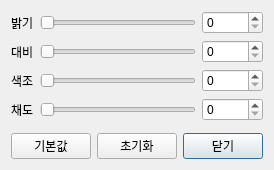
The window that cmplayer/equalizerdialog.ui (bylee20/cmplayer-kldp.net) describes before a commit, drawn with Qt 5.
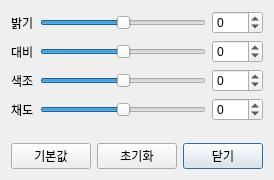
The same window after the commit.

```diff
--- a/cmplayer/equalizerdialog.ui
+++ b/cmplayer/equalizerdialog.ui
@@ -5,8 +5,8 @@
    <rect>
     <x>0</x>
     <y>0</y>
-    <width>244</width>
-    <height>170</height>
+    <width>252</width>
+    <height>180</height>
    </rect>
   </property>
   <property name="windowTitle" >
@@ -23,10 +23,10 @@
    <item row="0" column="1" >
     <widget class="QSlider" name="horizontalSlider_5" >
      <property name="minimum" >
-      <number>0</number>
+      <number>-200</number>
      </property>
      <property name="maximum" >
-      <number>65535</number>
+      <number>200</number>
      </property>
      <property name="orientation" >
       <enum>Qt::Horizontal</enum>
@@ -42,10 +42,10 @@
       <bool>true</bool>
      </property>
      <property name="minimum" >
-      <number>0</number>
+      <number>-200</number>
      </property>
      <property name="maximum" >
-      <number>65535</number>
+      <number>200</number>
      </property>
      <property name="value" >
       <number>0</number>
@@ -62,10 +62,10 @@
    <item row="1" column="1" >
     <widget class="QSlider" name="horizontalSlider_6" >
      <property name="minimum" >
-      <number>0</number>
+      <number>-200</number>
      </property>
      <property name="maximum" >
-      <number>65535</number>
+      <number>200</number>
      </property>
      <property name="orientation" >
       <enum>Qt::Horizontal</enum>
@@ -81,10 +81,10 @@
       <bool>true</bool>
      </property>
      <property name="minimum" >
-      <number>0</number>
+      <number>-200</number>
      </property>
      <property name="maximum" >
-      <number>65535</number>
+      <number>200</number>
      </property>
      <property name="value" >
       <number>0</number>
@@ -101,10 +101,10 @@
    <item row="2" column="1" >
     <widget class="QSlider" name="horizontalSlider_8" >
      <property name="minimum" >
-      <number>0</number>
+      <number>-200</number>
      </property>
      <property name="maximum" >
-      <number>65535</number>
+      <number>200</number>
      </property>
      <property name="orientation" >
       <enum>Qt::Horizontal</enum>
@@ -120,10 +120,10 @@
       <bool>true</bool>
      </property>
      <property name="minimum" >
-      <number>0</number>
+      <number>-200</number>
      </property>
      <property name="maximum" >
-      <number>65535</number>
+      <number>200</number>
      </property>
      <property name="value" >
       <number>0</number>
@@ -140,10 +140,10 @@
    <item row="3" column="1" >
     <widget class="QSlider" name="horizontalSlider_9" >
      <property name="minimum" >
-      <number>0</number>
+      <number>-200</number>
      </property>
      <property name="maximum" >
-      <number>65535</number>
+      <number>200</number>
      </property>
      <property name="orientation" >
       <enum>Qt::Horizontal</enum>
@@ -159,10 +159,10 @@
       <bool>true</bool>
      </property>
      <property name="minimum" >
-      <number>0</number>
+      <number>-200</number>
      </property>
      <property name="maximum" >
-      <number>65535</number>
+      <number>200</number>
      </property>
      <property name="value" >
       <number>0</number>
```
